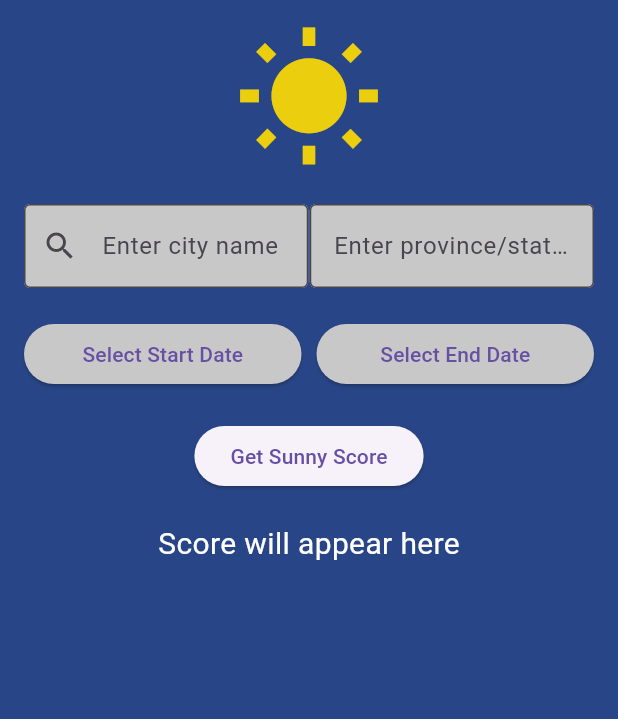
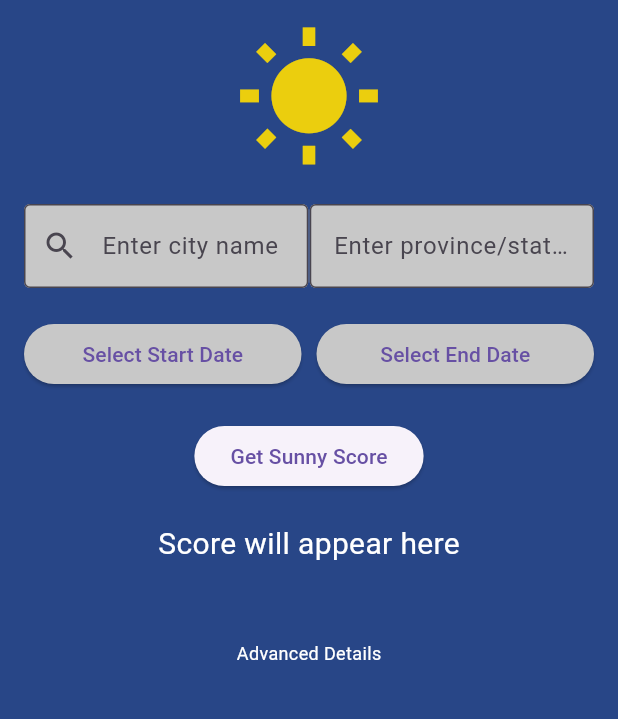
Before and after one commit to Quilo-Apps/AlwaysSunny, a Flutter app: the screen it shows after launch, on a phone screen of 412 x 824 dp, the part 84-803 px from its top. Run offline on Flutter 3.47's test engine with Material 3 defaults, Android fonts, the phone set to English and light mode, and no system bars.

Commit message:
Slight changes

```diff
--- a/lib/main.dart
+++ b/lib/main.dart
@@ -192,6 +192,11 @@ class _SunnyDaysScreenState extends State<SunnyDaysScreen> {
             sunnyScore.isEmpty ? 'Score will appear here' : 'Sunny Score: $sunnyScore',
             style: TextStyle(color: Colors.white, fontSize: 20),
           ),
+          const SizedBox(height: 50),
+          const Text(
+            'Advanced Details',
+            style: TextStyle(color: Colors.white, fontSize: 12),
+          ),
         ],
       ),
     );
```
